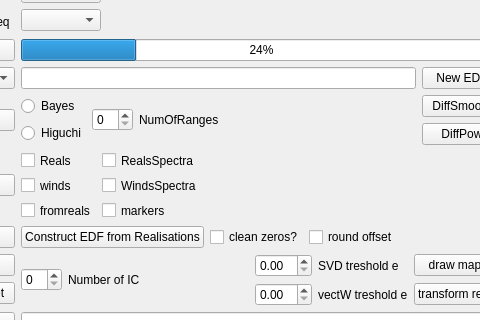
Above: mainwindow.ui from ArtfulVampire/SecondGUIrepo before the change; both pictures show x 490 to 970 and y 282 to 602 of the 1207 by 890 pixel window. Below: the same form after it.
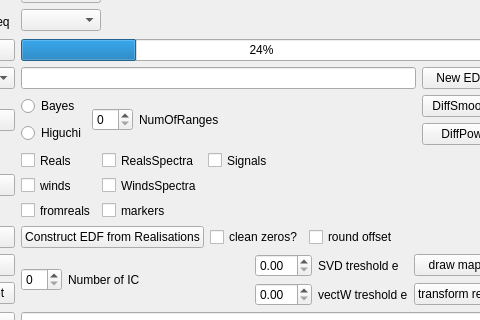
That is the form after the change.

```diff
--- a/mainwindow.ui
+++ b/mainwindow.ui
@@ -1124,6 +1124,13 @@
          </property>
         </widget>
        </item>
+       <item row="0" column="2">
+        <widget class="QCheckBox" name="cleanSignalsCheckBox">
+         <property name="text">
+          <string>Signals</string>
+         </property>
+        </widget>
+       </item>
       </layout>
      </item>
     </layout>
```
